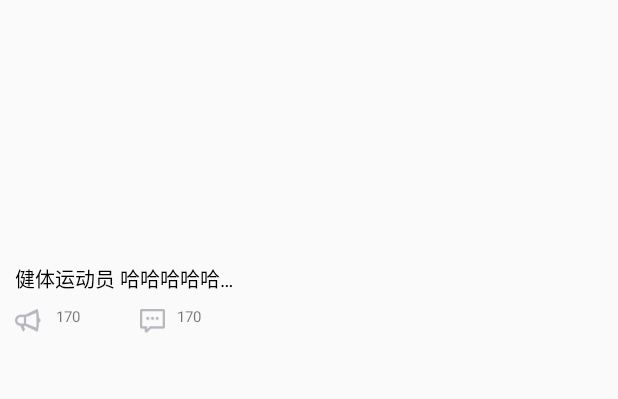
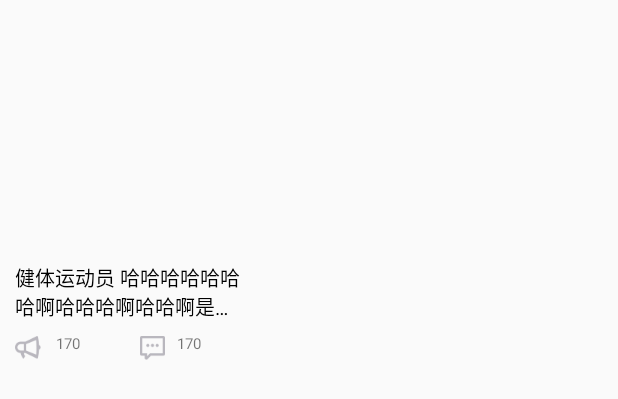
Before and after one commit to xuanyuZhou/KeepProject, an Android app: the layout item_fragment_find_trends_gv.xml on its own in the app's theme, with its tools: preview values and no code run, on a phone screen of 412 x 824 dp. Shown: the top 399 px of the screen. Run offline under Robolectric (Android 15) with nearby library versions, the phone set to English and light mode, and no system bars.

Commit message:
已经解决了这一页单独的oom情况

```diff
--- a/app/src/main/java/com/example/dllo/keepproject/ui/adapter/FindFmTrendsGvAdapter.java
+++ b/app/src/main/java/com/example/dllo/keepproject/ui/adapter/FindFmTrendsGvAdapter.java
@@ -1,6 +1,7 @@
 package com.example.dllo.keepproject.ui.adapter;
 
 import android.content.Context;
+import android.graphics.Bitmap;
 import android.view.LayoutInflater;
 import android.view.View;
 import android.view.ViewGroup;
@@ -56,7 +57,7 @@ public class FindFmTrendsGvAdapter extends BaseAdapter{
         holder.contentTv.setText(datas.getData().get(position).getContent());
         holder.commentTv.setText(String.valueOf(datas.getData().get(position).getComments()));
         holder.likesTv.setText(String.valueOf(datas.getData().get(position).getLikes()));
-        Picasso.with(context).load(datas.getData().get(position).getPhoto()).into(holder.photoIv);
+        Picasso.with(context).load(datas.getData().get(position).getPhoto()).config(Bitmap.Config.RGB_565).into(holder.photoIv);
         return convertView;
     }
     class FindFmTrendsGvHolder{
--- a/app/src/main/java/com/example/dllo/keepproject/ui/adapter/FindRecommendRvAdapter.java
+++ b/app/src/main/java/com/example/dllo/keepproject/ui/adapter/FindRecommendRvAdapter.java
@@ -41,7 +41,7 @@ public class FindRecommendRvAdapter extends RecyclerView.Adapter<FindRecommendRv
     public void onBindViewHolder(RecommendRvHolder holder, int position) {
         holder.usernameTv.setText(datas.getData().get(position).getUser().getUsername());
         holder.sourceTv.setText(datas.getData().get(position).getSource());
-        Picasso.with(context).load(datas.getData().get(position).getUser().getAvatar()).resize(50,50).into(holder.avatarIv);
+        Picasso.with(context).load(datas.getData().get(position).getUser().getAvatar()).resize(120,120).into(holder.avatarIv);
 
     }
 
--- a/app/src/main/res/layout/item_fragment_find_trends_gv.xml
+++ b/app/src/main/res/layout/item_fragment_find_trends_gv.xml
@@ -18,9 +18,8 @@
         android:layout_height="wrap_content"
         android:layout_marginLeft="10dp"
         android:textColor="@android:color/black"
-        android:maxEms="5"
-        android:singleLine="true"
-        android:ellipsize = "end"
+        android:lines="2"
+        android:ellipsize="end"
         android:text="健体运动员 哈哈哈哈哈哈哈啊哈哈哈啊哈哈啊是打大神大神大神大神的哈"
         android:textSize="13dp" />
 
```
